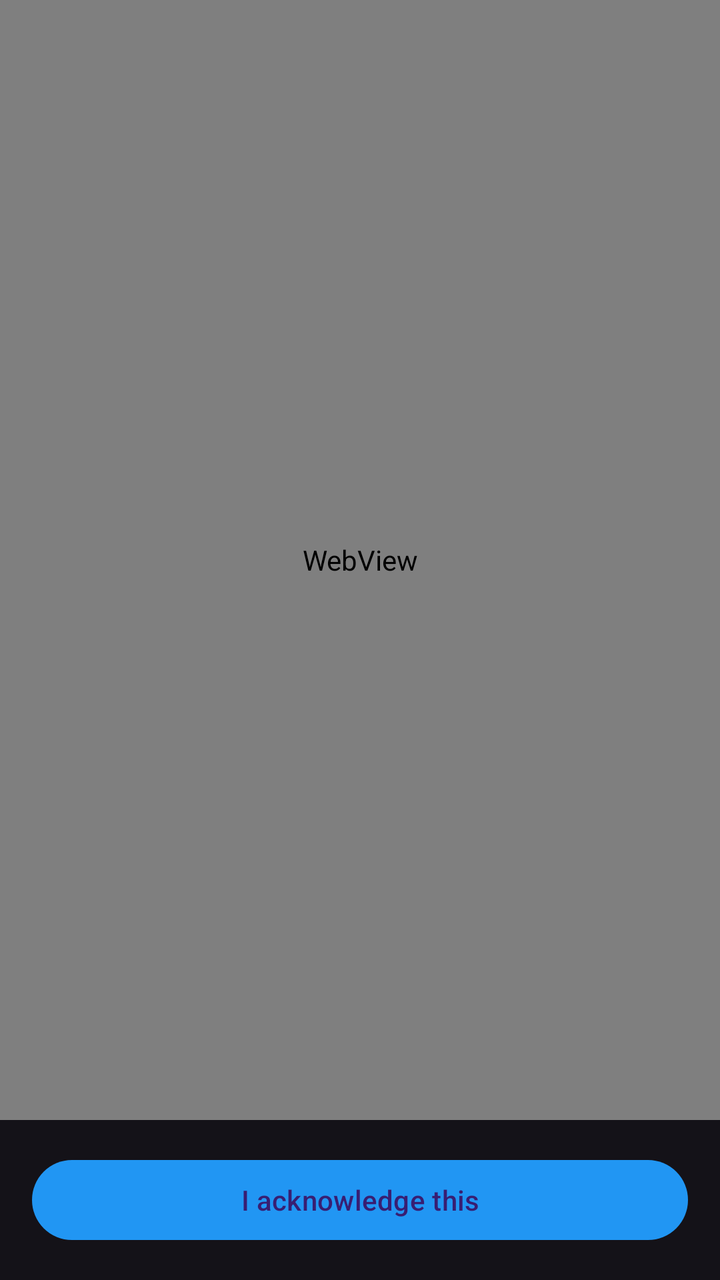
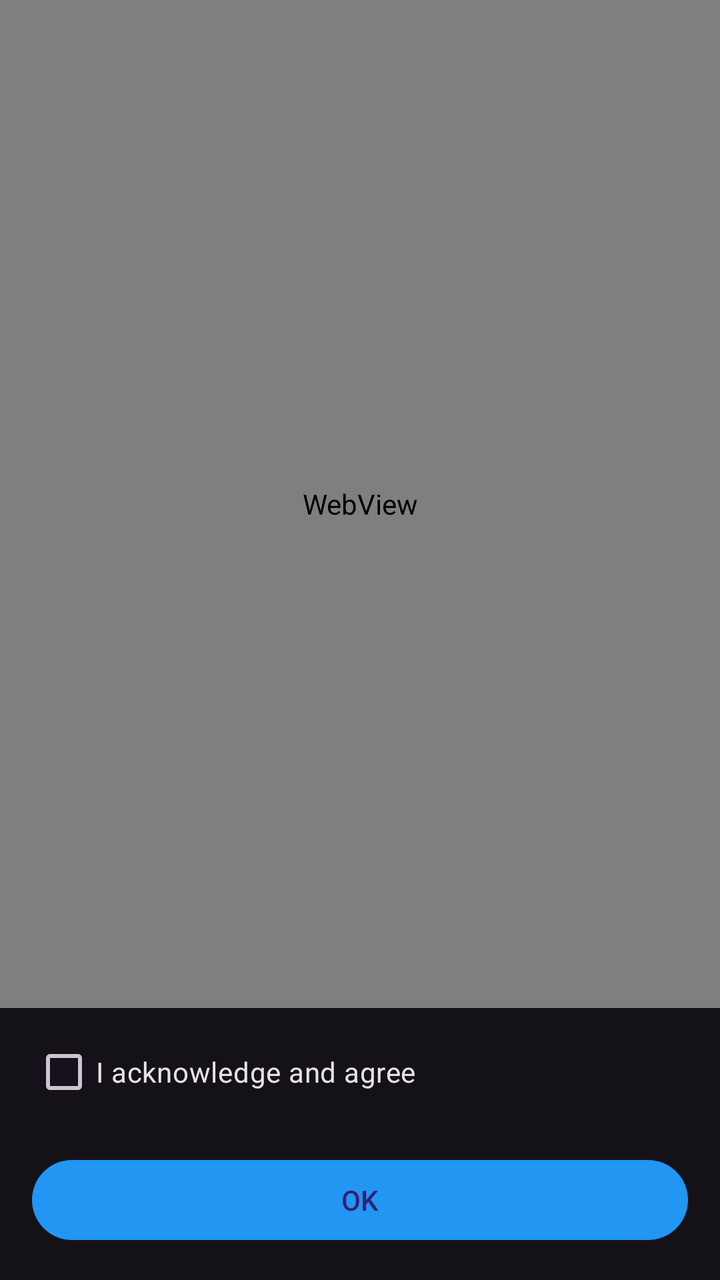

Compare the two renders of this Android layout. The source of the first and the diff that turns it into the second are given below.
<!-- AndroidManifest.xml: activity theme AppTheme -->
<!-- res/layout/activity_privacy_policy.xml -->
<?xml version="1.0" encoding="utf-8"?>
<LinearLayout xmlns:android="http://schemas.android.com/apk/res/android"
    android:layout_width="match_parent"
    android:layout_height="match_parent"
    android:orientation="vertical"
android:fitsSystemWindows="true">

    <WebView
        android:id="@+id/webViewPrivacy"
        android:layout_width="match_parent"
        android:layout_height="0dp"
        android:layout_weight="1" />

    <Button
        android:id="@+id/btnAcknowledge"
        android:layout_width="match_parent"
        android:layout_height="wrap_content"
        android:layout_margin="16dp"
        android:text="@string/privacy_acknowledge" />

</LinearLayout>
<!-- resources referenced by this layout -->
<resources>
  <string name="privacy_acknowledge">I acknowledge this</string>
  <style name="AppTheme" parent="AppTheme.Base" />
  <color name="color_primary">@color/md_blue</color>
  <color name="color_primary_dark">@color/md_blue</color>
  <color name="color_accent">@color/color_primary</color>
  <style name="SpinnerItem" parent="@android:style/Widget.TextView">
          <item name="android:paddingRight">@dimen/activity_margin</item>
      </style>
  <style name="SpinnerItem.DropDownItem" parent="@android:style/Widget.TextView">
          <item name="android:gravity">center_vertical</item>
          <item name="android:paddingTop">@dimen/medium_margin</item>
          <item name="android:paddingBottom">@dimen/medium_margin</item>
          <item name="android:paddingLeft">@dimen/activity_margin</item>
          <item name="android:paddingRight">@dimen/activity_margin</item>
      </style>
  <style name="MyTransparentButton" parent="Widget.AppCompat.Button">
          <item name="android:textColor">@android:color/white</item>
          <item name="background">@drawable/transparent_button</item>
          <item name="android:background">@drawable/transparent_button</item>
      </style>
  <style name="TopPopupMenu.Overflow.Dark" parent="@style/Widget.MaterialComponents.PopupMenu.Overflow">
          <item name="android:popupBackground">@drawable/top_popup_menu_bg_dark</item>
      </style>
  <color name="default_text_color">@color/theme_dark_text_color</color>
  <color name="activated_item_foreground">#44888888</color>
  <style name="BottomSheetDialogTheme" parent="Theme.Design.Light.BottomSheetDialog">
          <item name="android:backgroundDimAmount">0.32</item>
          <item name="bottomSheetStyle">@style/BottomSheetModalStyle</item>
          <item name="android:colorControlHighlight">@color/activated_item_foreground</item>
          <item name="colorControlHighlight">@color/activated_item_foreground</item>
      </style>
  <style name="ActionMenuOverflowIcon" parent="@style/Widget.AppCompat.ActionButton.Overflow">
          <item name="android:tint">@color/md_grey_white</item>
      </style>
  <style name="MyRadioButtonStyle" parent="Widget.Material3.CompoundButton.RadioButton">
          <item name="minHeight">@dimen/min_radio_checkbox_height</item>
          <item name="android:minHeight">@dimen/min_radio_checkbox_height</item>
      </style>
  <color name="md_blue">#2196F3</color>
  <dimen name="activity_margin">16dp</dimen>
  <dimen name="medium_margin">8dp</dimen>
  <!-- drawable transparent_button (drawable) -->
  <?xml version="1.0" encoding="utf-8"?>
  <selector xmlns:android="http://schemas.android.com/apk/res/android">
      <item android:drawable="@drawable/transparent_button_pressed" android:state_pressed="true"/>
  </selector>
  <color name="theme_dark_text_color">@color/md_grey_200</color>
  <style name="BottomSheetModalStyle" parent="Widget.Design.BottomSheet.Modal">
          <item name="android:background">@android:color/transparent</item>
      </style>
  <color name="md_grey_white">#FFFFFF</color>
  <dimen name="min_radio_checkbox_height">44dp</dimen>
  <!-- drawable transparent_button_pressed (drawable) -->
  <?xml version="1.0" encoding="utf-8"?>
  <shape xmlns:android="http://schemas.android.com/apk/res/android" android:shape="rectangle">
      <solid android:color="@color/pressed_item_foreground"/>
  </shape>
  <color name="default_background_color">@color/theme_dark_background_color</color>
  <color name="md_grey_200">#EEEEEE</color>
  <color name="dark_grey">#FF333333</color>
  <color name="pressed_item_foreground">#08000000</color>
  <color name="theme_dark_background_color">#161616</color>
  <!-- unchanged entries left out for length: 5 -->
</resources>

<!-- the commit's change to res/layout/activity_privacy_policy.xml (unified diff, before → after) -->
@@ -3,7 +3,7 @@
     android:layout_width="match_parent"
     android:layout_height="match_parent"
     android:orientation="vertical"
-android:fitsSystemWindows="true">
+    android:fitsSystemWindows="true">
 
     <WebView
         android:id="@+id/webViewPrivacy"
@@ -11,11 +11,20 @@ android:fitsSystemWindows="true">
         android:layout_height="0dp"
         android:layout_weight="1" />
 
+    <CheckBox
+        android:id="@+id/chkAcknowledge"
+        android:layout_width="match_parent"
+        android:layout_height="wrap_content"
+        android:layout_marginStart="16dp"
+        android:layout_marginEnd="16dp"
+        android:layout_marginTop="8dp"
+        android:text="@string/call_recording_agree" />
+
     <Button
         android:id="@+id/btnAcknowledge"
         android:layout_width="match_parent"
         android:layout_height="wrap_content"
         android:layout_margin="16dp"
-        android:text="@string/privacy_acknowledge" />
+        android:text="@string/dialog_ok" />
 
 </LinearLayout>
<!-- resource entries referenced after the edit -->
@@ -1,6 +1,7 @@
 <!-- resources referenced by this layout -->
 <resources>
-  <string name="privacy_acknowledge">I acknowledge this</string>
+  <string name="call_recording_agree">I acknowledge and agree</string>
+  <string name="dialog_ok">OK</string>
   <style name="AppTheme" parent="AppTheme.Base" />
   <color name="color_primary">@color/md_blue</color>
   <color name="color_primary_dark">@color/md_blue</color>
